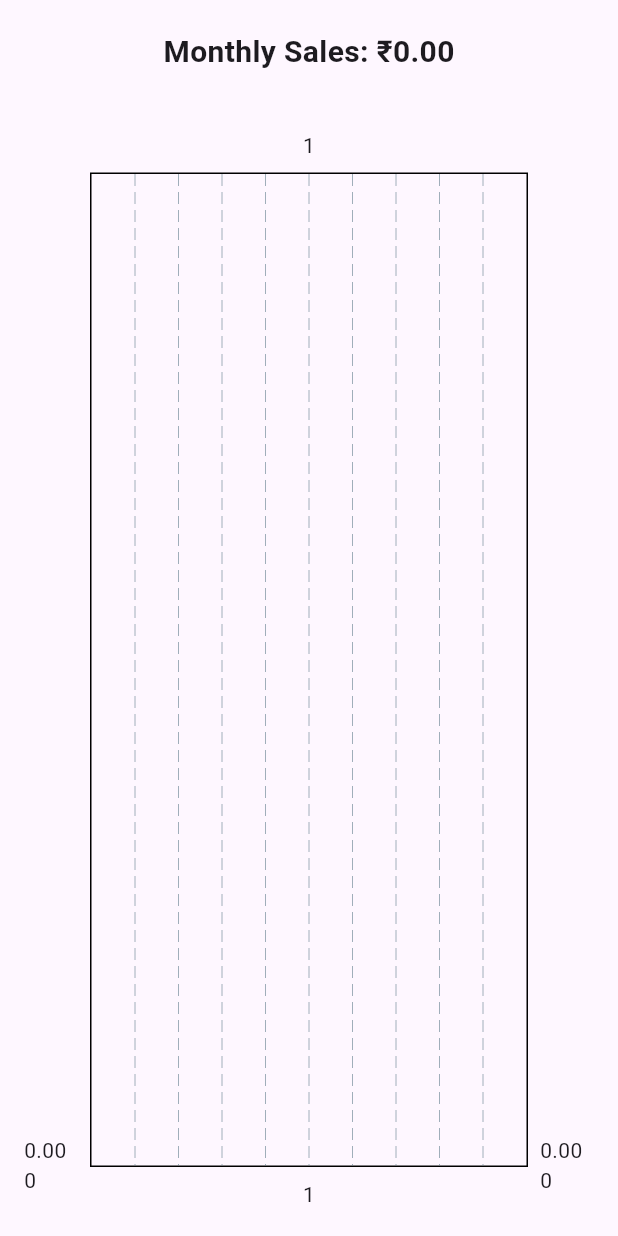
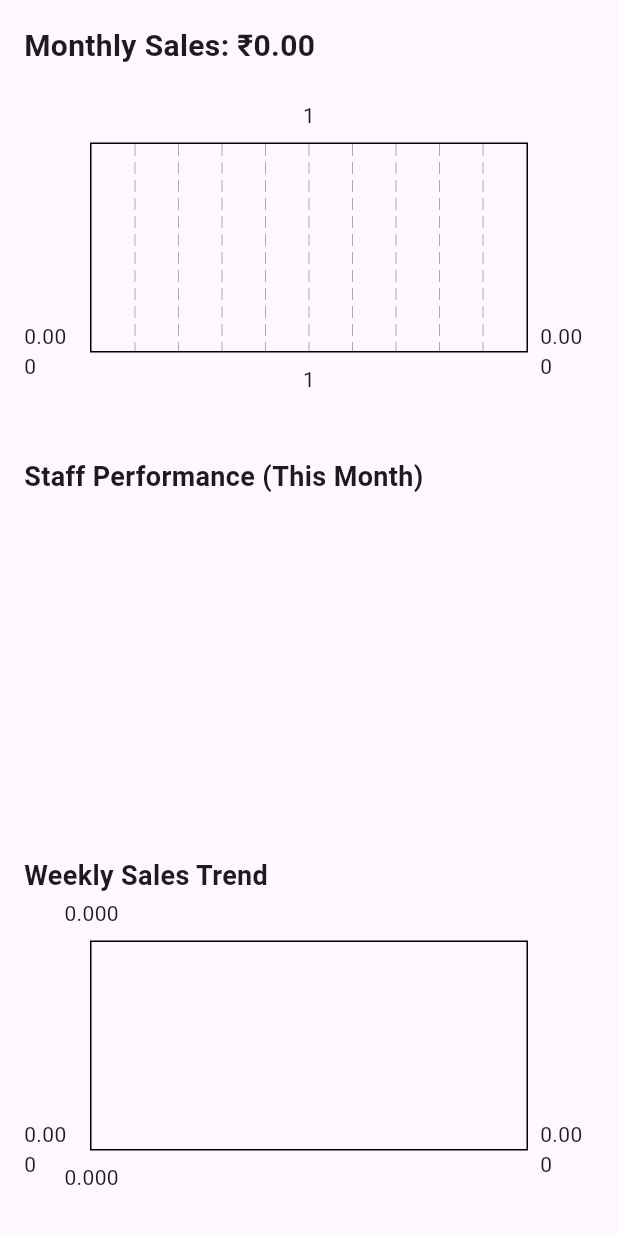
Before and after one commit to SangeethKumarPG/billing_software_poc, a Flutter app: the ReportsPage widget shown alone on an empty page, opened directly, on a phone screen of 412 x 824 dp. Run offline on Flutter 3.47's test engine with Material 3 defaults, Android fonts, the phone set to English and light mode, and no system bars; drawn by our look-alikes of fl_chart; our stand-ins replace printing, sqflite, sqflite_common_ffi, sqflite_common_ffi_web; missing offline and left inert: esc_pos_printer_plus, esc_pos_utils_plus; accounts and stored records are empty.

Commit message:
adding inventory and thermal printer capability

```diff
--- a/lib/db/db_helper.dart
+++ b/lib/db/db_helper.dart
@@ -6,6 +6,7 @@ import 'package:sqflite/sqflite.dart';
 import '../models/service.dart';
 import '../models/bill.dart';
 import '../models/staff.dart';
+import '../models/inventory.dart';
 
 class DBHelper {
   static late Database _db;
@@ -14,7 +15,7 @@ class DBHelper {
     String dbPath;
 
     if (kIsWeb) {
-      dbPath = "billing_app.db";
+      dbPath = "billing_app.db"; // On web, file path is virtual
     } else {
       final dir = await getApplicationDocumentsDirectory();
       dbPath = join(dir.path, "billing_app.db");
@@ -23,15 +24,17 @@ class DBHelper {
     _db = await databaseFactory.openDatabase(
       dbPath,
       options: OpenDatabaseOptions(
-        version: 2,
+        version: 3, // increment version when adding tables/columns
         onCreate: (db, version) async {
           await _createTables(db);
         },
         onUpgrade: (db, oldVersion, newVersion) async {
+          // Drop old tables if needed (simpler, but clears data)
           await db.execute("DROP TABLE IF EXISTS services");
+          await db.execute("DROP TABLE IF EXISTS staff");
           await db.execute("DROP TABLE IF EXISTS bills");
           await db.execute("DROP TABLE IF EXISTS bill_items");
-          await db.execute("DROP TABLE IF EXISTS staff");
+          await db.execute("DROP TABLE IF EXISTS inventory");
           await _createTables(db);
         },
       ),
@@ -81,6 +84,16 @@ class DBHelper {
         staffId INTEGER,
         staffName TEXT,
         FOREIGN KEY(billId) REFERENCES bills(id)
+      )
+    ''');
+
+    await db.execute('''
+      CREATE TABLE inventory (
+        id INTEGER PRIMARY KEY AUTOINCREMENT,
+        name TEXT NOT NULL,
+        quantity INTEGER NOT NULL,
+        price REAL NOT NULL,
+        category TEXT
       )
     ''');
   }
@@ -141,4 +154,20 @@ class DBHelper {
     }
     return bills;
   }
+
+  // ---------------- INVENTORY ----------------
+  static Future<int> insertInventoryItem(InventoryItem item) async =>
+      await _db.insert("inventory", item.toMap());
+
+  static Future<List<InventoryItem>> getInventory() async {
+    final rows = await _db.query("inventory", orderBy: "name");
+    return rows.map((r) => InventoryItem.fromMap(r)).toList();
+  }
+
+  static Future<int> updateInventoryItem(InventoryItem item) async =>
+      await _db.update("inventory", item.toMap(),
+          where: "id=?", whereArgs: [item.id]);
+
+  static Future<int> deleteInventoryItem(int id) async =>
+      await _db.delete("inventory", where: "id=?", whereArgs: [id]);
 }
--- /dev/null
+++ b/lib/models/inventory.dart
@@ -0,0 +1,31 @@
+class InventoryItem {
+  int? id;
+  String name;
+  int quantity;
+  double price;
+  String? category;
+
+  InventoryItem({
+    this.id,
+    required this.name,
+    required this.quantity,
+    required this.price,
+    this.category,
+  });
+
+  Map<String, dynamic> toMap() => {
+        "id": id,
+        "name": name,
+        "quantity": quantity,
+        "price": price,
+        "category": category,
+      };
+
+  factory InventoryItem.fromMap(Map<String, dynamic> map) => InventoryItem(
+        id: map["id"] as int?,
+        name: map["name"] as String,
+        quantity: map["quantity"] as int,
+        price: (map["price"] as num).toDouble(),
+        category: map["category"] as String?,
+      );
+}
--- a/lib/pages/home_page.dart
+++ b/lib/pages/home_page.dart
@@ -4,6 +4,7 @@ import 'services_page.dart';
 import 'bills_page.dart';
 import 'staff_page.dart';
 import 'reports_page.dart';
+import 'inventory_page.dart';
 
 class HomePage extends StatefulWidget {
   const HomePage({super.key});
@@ -21,6 +22,7 @@ class _HomePageState extends State<HomePage> {
     BillsPage(),
     StaffPage(),
     ReportsPage(),
+    InventoryPage(),
   ];
 
   final List<String> _titles = const [
@@ -28,7 +30,8 @@ class _HomePageState extends State<HomePage> {
     "Services",
     "Bills",
     "Staff",
-    "Reports"
+    "Reports",
+    "Inventory"
   ];
 
   @override
@@ -61,6 +64,7 @@ class _HomePageState extends State<HomePage> {
                 icon: Icon(Icons.bar_chart),
                 label: Text("Reports"),
               ),
+              NavigationRailDestination(icon: Icon(Icons.inventory), label: Text("Inventory"))
             ],
           ),
           Expanded(
--- a/lib/pages/invoice_generator.dart
+++ b/lib/pages/invoice_generator.dart
@@ -31,7 +31,7 @@ class InvoiceGenerator {
           pw.Divider(),
           pw.Align(
             alignment: pw.Alignment.centerRight,
-            child: pw.Text("Grand Total: ₹${bill.total.toStringAsFixed(2)}",
+            child: pw.Text("Grand Total: Rs. ${bill.total.toStringAsFixed(2)}",
                 style: pw.TextStyle(fontSize: 16)),
           ),
         ],
--- a/lib/pages/reports_page.dart
+++ b/lib/pages/reports_page.dart
@@ -1,6 +1,7 @@
 import 'package:flutter/material.dart';
 import 'package:fl_chart/fl_chart.dart';
 import '../db/db_helper.dart';
+import '../models/bill.dart';
 
 class ReportsPage extends StatefulWidget {
   const ReportsPage({super.key});
@@ -11,6 +12,8 @@ class ReportsPage extends StatefulWidget {
 
 class _ReportsPageState extends State<ReportsPage> {
   double monthlySales = 0;
+  Map<String, double> staffSales = {};
+  Map<int, double> weeklySales = {};
 
   @override
   void initState() {
@@ -21,24 +24,47 @@ class _ReportsPageState extends State<ReportsPage> {
   Future<void> _loadReports() async {
     final bills = await DBHelper.getBills();
     final now = DateTime.now();
+
+    // Monthly sales
     final monthBills =
         bills.where((b) => b.date.month == now.month && b.date.year == now.year);
     final total = monthBills.fold(0.0, (sum, b) => sum + b.total);
-    setState(() => monthlySales = total);
+
+    // Staff performance (Pie chart)
+    final staffTotals = <String, double>{};
+    for (final b in monthBills) {
+      final staff = b.staffName ?? "Unknown";
+      staffTotals[staff] = (staffTotals[staff] ?? 0) + b.total;
+    }
+
+    // Weekly sales (Line chart)
+    final weekTotals = <int, double>{}; // weekday -> total
+    for (final b in monthBills) {
+      final weekday = b.date.weekday; // 1 = Mon, 7 = Sun
+      weekTotals[weekday] = (weekTotals[weekday] ?? 0) + b.total;
+    }
+
+    setState(() {
+      monthlySales = total;
+      staffSales = staffTotals;
+      weeklySales = weekTotals;
+    });
   }
 
   @override
   Widget build(BuildContext context) {
-    return Center(
-      child: Column(
+    return RefreshIndicator(
+      onRefresh: _loadReports,
+      child: ListView(
+        padding: const EdgeInsets.all(16),
         children: [
-          const SizedBox(height: 20),
           Text("Monthly Sales: ₹${monthlySales.toStringAsFixed(2)}",
               style: const TextStyle(fontSize: 20, fontWeight: FontWeight.bold)),
           const SizedBox(height: 20),
-          Expanded(
-            child: Padding(
-              padding: const EdgeInsets.all(16.0),
+
+          // Bar Chart
+          SizedBox(
+            height: 200,
             child: BarChart(
               BarChartData(
                 barGroups: [
@@ -50,6 +76,58 @@ class _ReportsPageState extends State<ReportsPage> {
               ),
             ),
           ),
+
+          const SizedBox(height: 40),
+
+          // Pie Chart - Staff Performance
+          Text("Staff Performance (This Month)",
+              style: const TextStyle(fontSize: 18, fontWeight: FontWeight.bold)),
+          SizedBox(
+            height: 200,
+            child: PieChart(
+              PieChartData(
+                sections: staffSales.entries
+                    .map((e) => PieChartSectionData(
+                          value: e.value,
+                          title:
+                              "${e.key}\n₹${e.value.toStringAsFixed(0)}",
+                          color: Colors.primaries[
+                              staffSales.keys.toList().indexOf(e.key) %
+                                  Colors.primaries.length],
+                          radius: 80,
+                          titleStyle: const TextStyle(
+                              fontSize: 12,
+                              fontWeight: FontWeight.bold,
+                              color: Colors.white),
+                        ))
+                    .toList(),
+              ),
+            ),
+          ),
+
+          const SizedBox(height: 40),
+
+          // Line Chart - Weekly Sales
+          Text("Weekly Sales Trend",
+              style: const TextStyle(fontSize: 18, fontWeight: FontWeight.bold)),
+          SizedBox(
+            height: 200,
+            child: LineChart(
+              LineChartData(
+                titlesData: FlTitlesData(show: true),
+                lineBarsData: [
+                  LineChartBarData(
+                    spots: weeklySales.entries
+                        .map((e) => FlSpot(e.key.toDouble(), e.value))
+                        .toList(),
+                    isCurved: true,
+                    color: Colors.green,
+                    barWidth: 3,
+                    dotData: FlDotData(show: true),
+                  ),
+                ],
+              ),
+            ),
           ),
         ],
       ),
```
Also changed, not shown: lib/pages/bills_page.dart (+30 -6 lines), lib/pages/create_bill_page.dart (+35 -11 lines), lib/pages/inventory_page.dart (added, +111 -0 lines), lib/utils/thermal_printer.dart (added, +60 -0 lines), pubspec.yaml (+14 -9 lines), pubspec.lock, 4 other files. Lines whose indentation alone changed are shown as unchanged.
